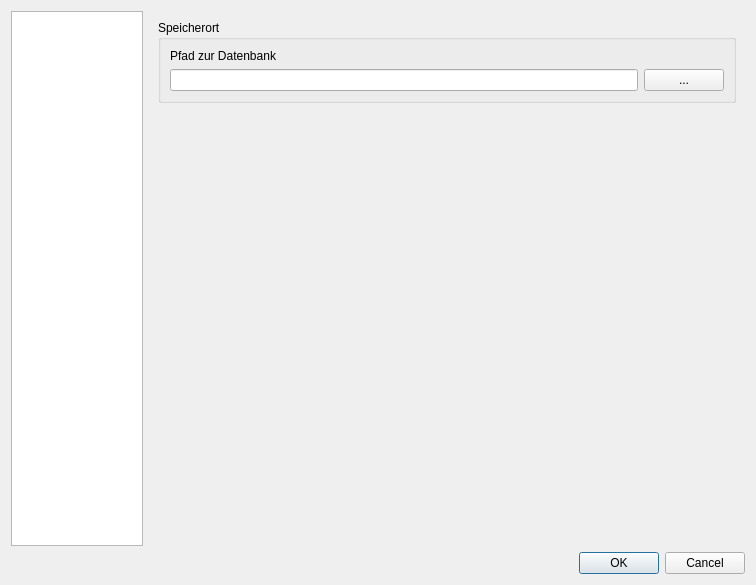
Before: the Qt Designer form source/ui/einstellungen.ui in Gremmel/kleiner-brauhelfer, drawn with Qt 5.
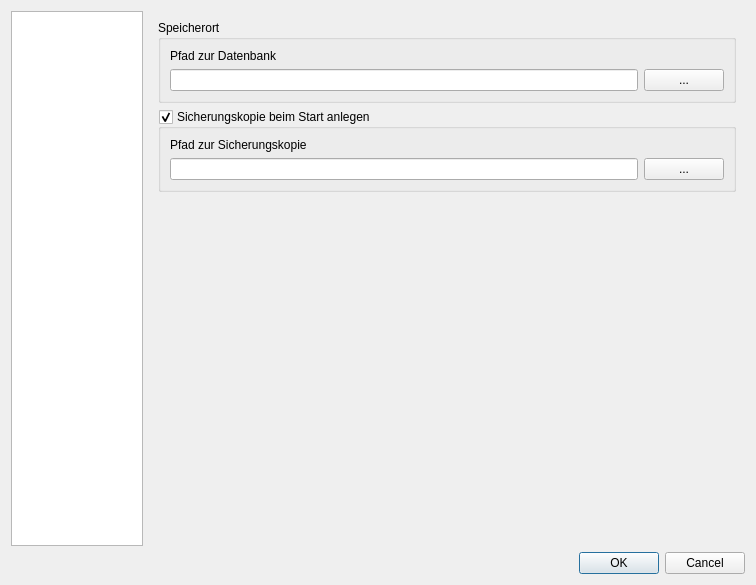
After: the same form once the commit is applied.

Commit message: Möglichkeit eine Sicherungskopie beim Start anzulegen

```diff
--- a/source/ui/einstellungen.ui
+++ b/source/ui/einstellungen.ui
@@ -94,6 +94,39 @@
            </layout>
           </widget>
          </item>
+         <item>
+          <widget class="QGroupBox" name="groupBox_DBBackup">
+           <property name="title">
+            <string>Sicherungskopie beim Start anlegen</string>
+           </property>
+           <property name="checkable">
+            <bool>true</bool>
+           </property>
+           <layout class="QVBoxLayout" name="verticalLayout_21">
+            <item>
+             <widget class="QLabel" name="label_Datenbankpfad_2">
+              <property name="text">
+               <string>Pfad zur Sicherungskopie</string>
+              </property>
+             </widget>
+            </item>
+            <item>
+             <layout class="QHBoxLayout" name="horizontalLayout_23">
+              <item>
+               <widget class="QLineEdit" name="lineEdit_BackupPfad"/>
+              </item>
+              <item>
+               <widget class="QPushButton" name="pushButton_GetBackupPfad">
+                <property name="text">
+                 <string notr="true">...</string>
+                </property>
+               </widget>
+              </item>
+             </layout>
+            </item>
+           </layout>
+          </widget>
+         </item>
          <item>
           <spacer name="verticalSpacer">
            <property name="orientation">
```
The commit also changes 18 other files.
